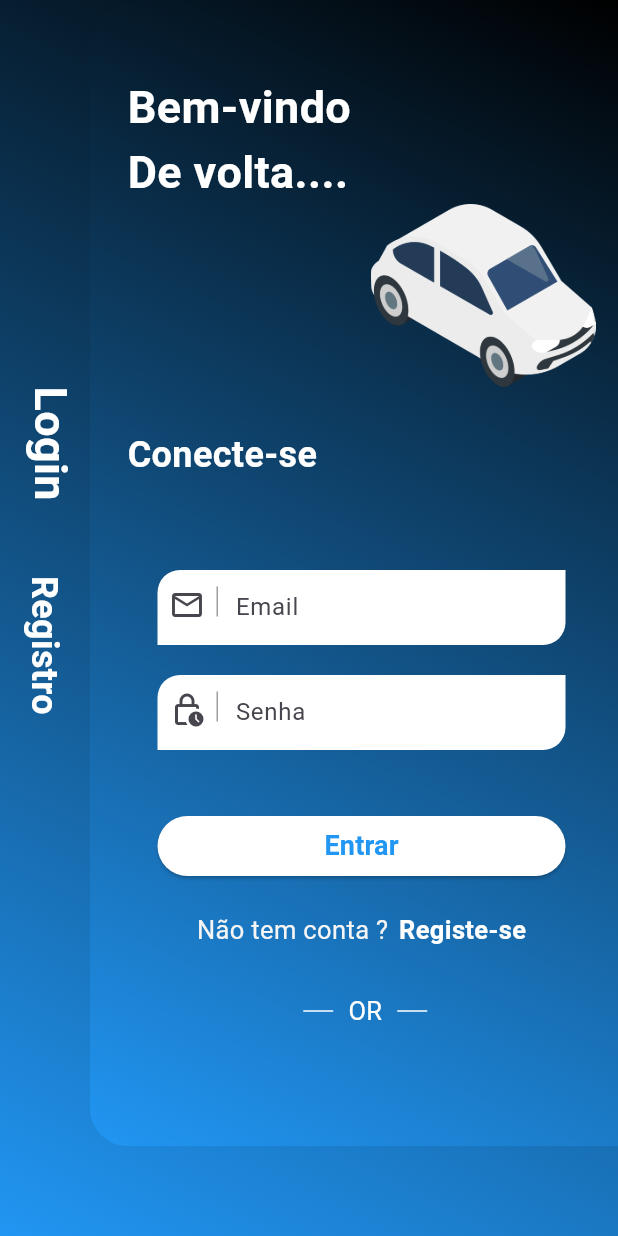
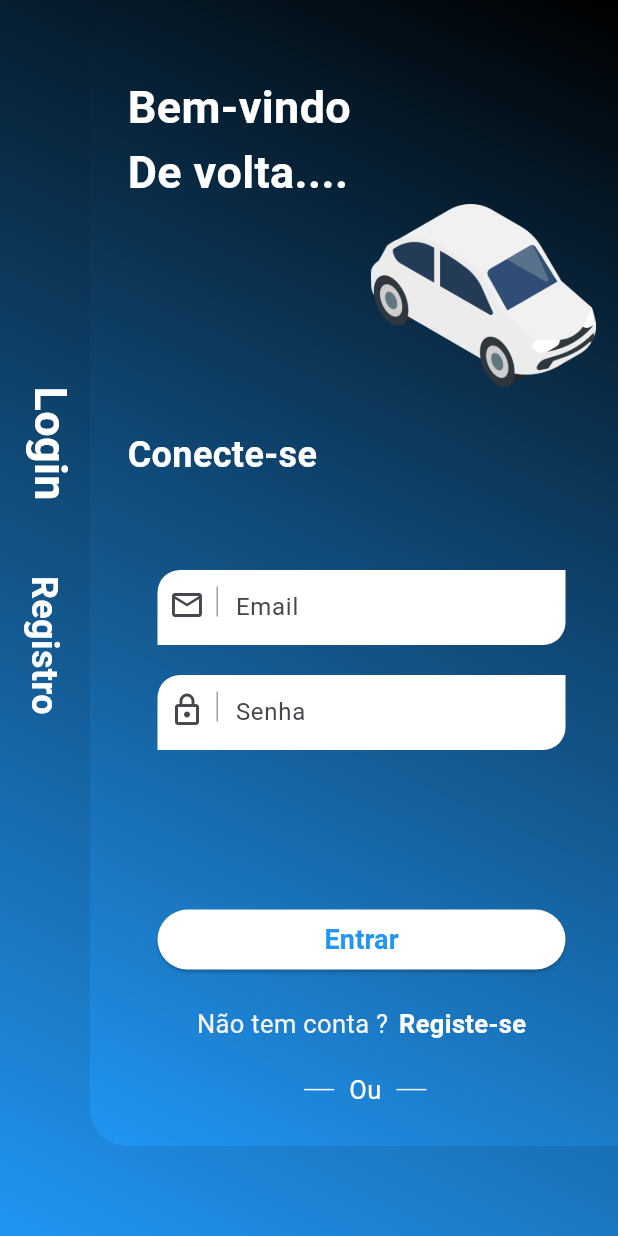
Before and after one commit to Alexlesk27/InDriver_clone, a Flutter app: the screen it shows after launch, on a phone screen of 412 x 824 dp. Run offline on Flutter 3.47's test engine with Material 3 defaults, Android fonts, the phone set to English and light mode, and no system bars; missing offline and left inert: dart:ffi.

Commit message:
add navigation to register and layout register

```diff
--- a/lib/main.dart
+++ b/lib/main.dart
@@ -1,5 +1,6 @@
 import 'package:flutter/material.dart';
 import 'package:indriver_clone_flutter/src/presentation/pages/auth/login/LoginPage.dart';
+import 'package:indriver_clone_flutter/src/presentation/pages/auth/register/RegisterPage.dart';
 
 void main() {
   runApp(const MyApp());
@@ -17,9 +18,11 @@ class MyApp extends StatelessWidget {
         colorScheme: ColorScheme.fromSeed(seedColor: Colors.deepPurple),
         useMaterial3: true,
       ),
-      home: Scaffold(
-        body: LoginPage(),
-      ),
+      initialRoute: 'login',
+      routes: {
+        'login': (BuildContext context) => LoginPage(),
+        'register': (BuildContext context) => RegisterPage(),
+      },
     );
   }
 }
--- a/lib/src/presentation/pages/auth/login/LoginContent.dart
+++ b/lib/src/presentation/pages/auth/login/LoginContent.dart
@@ -30,7 +30,8 @@ class LoginContent extends StatelessWidget {
               SizedBox(
                 height: 50,
               ),
-               _textLoginRotated("Registro", Colors.white, 24, FontWeight.bold),
+              _textRegisterRotated(
+                  context, "Registro", Colors.white, 24, FontWeight.bold),
               SizedBox(
                 height: 90,
               ),
@@ -49,7 +50,9 @@ class LoginContent extends StatelessWidget {
                   topLeft: Radius.circular(35),
                   bottomLeft: Radius.circular(25))),
           child: Container(
+            height: MediaQuery.of(context).size.height,
             margin: EdgeInsets.only(right: 15, left: 25),
+            child: SingleChildScrollView(
               child: Column(
                 crossAxisAlignment: CrossAxisAlignment.start,
                 children: [
@@ -105,9 +108,10 @@ class LoginContent extends StatelessWidget {
                       left: 20,
                       right: 20,
                     ),
-                  icon: Icons.lock_clock_outlined,
+                    icon: Icons.lock_outlined,
                   ),
-                SizedBox(height: 20), // Espaçamento entre os campos e o botão
+                  SizedBox(height: MediaQuery.of(context).size.height * 0.1),
+                   // Espaçamento entre os campos e o botão
                   DefaultBottom(
                     text: "Entrar",
                     font: 18.0,
@@ -123,27 +127,7 @@ class LoginContent extends StatelessWidget {
                   ),
                   Container(
                       margin: EdgeInsets.only(bottom: 20, top: 20),
-                  child: Row(
-                    mainAxisAlignment: MainAxisAlignment.center,
-                    children: [
-                      Text(
-                        "Não tem conta ?",
-                        style: TextStyle(color: Colors.grey[100], fontSize: 17),
-                      ),
-                      SizedBox(width: 7),
-                      Text(
-                        "Registe-se",
-                        style: TextStyle(
-                            color: Colors.white,
-                            fontWeight: FontWeight.bold,
-                            fontSize: 17),
-                      )
-                    ],
-                  ),
-                ),
-                SizedBox(
-                  height: 10,
-                ),
+                      child: _textDontHaveAccount(context)),
                   Row(
                     mainAxisAlignment: MainAxisAlignment.center,
                     children: [
@@ -160,7 +144,7 @@ class LoginContent extends StatelessWidget {
                           left: 10,
                           right: 10,
                         ),
-                      child: Text("OR",
+                        child: Text("Ou",
                             style: TextStyle(
                               color: Colors.white,
                               fontSize: 17,
@@ -172,8 +156,12 @@ class LoginContent extends StatelessWidget {
                         color: Colors.white,
                       )
                     ],
+                  ),
+                  SizedBox(
+                    height: 10,
                   )
                 ],
+              ),
             ),
           ),
         ),
@@ -181,14 +169,57 @@ class LoginContent extends StatelessWidget {
     );
   }
 
-  Widget _textLoginRotated(String text, Color textColor, double font, FontWeight fontWeight) {
+  Widget _textLoginRotated(
+      String text, Color textColor, double font, FontWeight fontWeight) {
     return RotatedBox(
       quarterTurns: 1,
-      child: Text(
-        text,
+      child: Text(text,
           style: TextStyle(
-            color: Colors.white, fontSize: font, fontWeight: fontWeight,)
+            color: Colors.white,
+            fontSize: font,
+            fontWeight: fontWeight,
+          )),
+    );
+  }
+
+  Widget _textRegisterRotated(BuildContext context, String text,
+      Color textColor, double font, FontWeight fontWeight) {
+    return GestureDetector(
+      onTap: () {
+        Navigator.pushNamed(context, 'register');
+      },
+      child: RotatedBox(
+        quarterTurns: 1,
+        child: Text(text,
+            style: TextStyle(
+              color: Colors.white,
+              fontSize: font,
+              fontWeight: fontWeight,
+            )),
       ),
     );
   }
+
+  Widget _textDontHaveAccount(BuildContext context) {
+    return Row(
+      mainAxisAlignment: MainAxisAlignment.center,
+      children: [
+        Text(
+          "Não tem conta ?",
+          style: TextStyle(color: Colors.grey[100], fontSize: 17),
+        ),
+        SizedBox(width: 7),
+        GestureDetector(
+          onTap: () {
+            Navigator.pushNamed(context, "register");
+          },
+          child: Text(
+            "Registe-se",
+            style: TextStyle(
+                color: Colors.white, fontWeight: FontWeight.bold, fontSize: 17),
+          ),
+        )
+      ],
+    );
   }
+}
```
Also changed, not shown: lib/src/presentation/pages/auth/register/RegisterContent.dart (added, +216 -0 lines), lib/src/presentation/pages/auth/register/RegisterPage.dart (added, +18 -0 lines), lib/src/presentation/pages/auth/widgets/DefaultTextFieldOutlined.dart (added, +57 -0 lines). Lines whose indentation alone changed are shown as unchanged.
